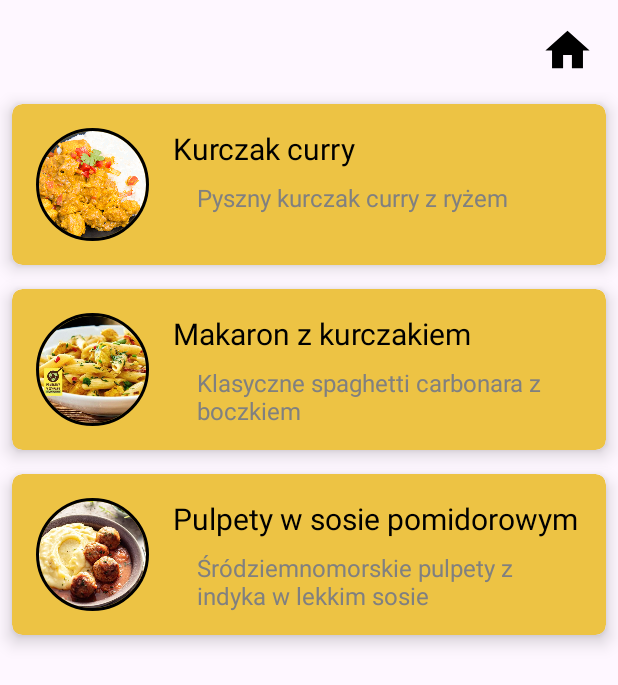
After one commit to rutkowsm/bmi_calculator, an Android app: the RecipeActivity screen opened directly, with no data from a screen before it, on a phone screen of 412 x 824 dp. The commit adds this screen. Shown: the top 685 px of the screen. Run offline under Robolectric (Android 15) with nearby library versions, the phone set to English and light mode, and no system bars; our stand-ins replace CircleImageView.

Commit message:
Home buttons + recipe detals

```diff
--- a/app/build.gradle.kts
+++ b/app/build.gradle.kts
@@ -39,4 +39,5 @@ dependencies {
     testImplementation("junit:junit:4.13.2")
     androidTestImplementation("androidx.test.ext:junit:1.1.5")
     androidTestImplementation("androidx.test.espresso:espresso-core:3.5.1")
+    implementation("de.hdodenhof:circleimageview:3.1.0")
 }
--- a/app/src/main/AndroidManifest.xml
+++ b/app/src/main/AndroidManifest.xml
@@ -31,6 +31,11 @@
             android:name=".CaloryIntakeActivity"
             android:exported="true">
         </activity>
+        <activity
+            android:name=".RecipeActivity">
+        </activity>
+        <activity android:name=".RecipeDetailActivity" />
+
     </application>
 
 </manifest>
--- /dev/null
+++ b/app/src/main/java/com/example/bmi_calculator/Recipe.java
@@ -0,0 +1,18 @@
+package com.example.bmi_calculator;
+
+public class Recipe {
+    private String name;
+    private String description;
+    private int imageResourceId;
+
+    public Recipe(String name, String description, int imageResourceId) {
+        this.name = name;
+        this.description = description;
+        this.imageResourceId = imageResourceId;
+    }
+
+    // Getters
+    public String getName() { return name; }
+    public String getDescription() { return description; }
+    public int getImageResourceId() { return imageResourceId; }
+}
--- /dev/null
+++ b/app/src/main/java/com/example/bmi_calculator/RecipeActivity.java
@@ -0,0 +1,42 @@
+package com.example.bmi_calculator;
+
+import android.content.Intent;
+import android.os.Bundle;
+import androidx.appcompat.app.AppCompatActivity;
+import androidx.recyclerview.widget.LinearLayoutManager;
+import androidx.recyclerview.widget.RecyclerView;
+import java.util.ArrayList;
+import java.util.List;
+
+public class RecipeActivity extends AppCompatActivity {
+
+    private RecyclerView recyclerView;
+    private RecipeAdapter adapter;
+    private List<Recipe> recipesList;
+
+    @Override
+    protected void onCreate(Bundle savedInstanceState) {
+        super.onCreate(savedInstanceState);
+        setContentView(R.layout.activity_recipies);
+
+        recyclerView = findViewById(R.id.recycler_view_recipies);
+        recyclerView.setLayoutManager(new LinearLayoutManager(this));
+
+        // Inicjalizacja listy przepisów
+        recipesList = new ArrayList<>();
+        recipesList.add(new Recipe("Kurczak curry", "Pyszny kurczak curry z ryżem", R.drawable.kurczak));
+        recipesList.add(new Recipe("Makaron z kurczakiem", "Klasyczne spaghetti carbonara z boczkiem", R.drawable.makaron));
+        recipesList.add(new Recipe("Pulpety w sosie pomidorowym", "Śródziemnomorskie pulpety z indyka w lekkim sosie", R.drawable.pulpety));
+
+        adapter = new RecipeAdapter(this, recipesList, position -> {
+            Recipe clickedRecipe = recipesList.get(position);
+
+            Intent intent = new Intent(RecipeActivity.this, RecipeDetailActivity.class);
+            intent.putExtra("recipeName", clickedRecipe.getName());
+            intent.putExtra("recipeDescription", clickedRecipe.getDescription());
+            intent.putExtra("recipeImageId", clickedRecipe.getImageResourceId());
+            startActivity(intent);
+        });
+        recyclerView.setAdapter(adapter);
+    }
+}
--- /dev/null
+++ b/app/src/main/java/com/example/bmi_calculator/RecipeAdapter.java
@@ -0,0 +1,67 @@
+package com.example.bmi_calculator;
+
+import android.content.Context;
+import android.view.LayoutInflater;
+import android.view.View;
+import android.view.ViewGroup;
+import android.widget.ImageView;
+import android.widget.TextView;
+import androidx.recyclerview.widget.RecyclerView;
+import java.util.List;
+
+public class RecipeAdapter extends RecyclerView.Adapter<RecipeAdapter.RecipeViewHolder> {
+    private Context context;
+    private List<Recipe> recipes;
+    private OnRecipeListener onRecipeListener;
+
+    public RecipeAdapter(Context context, List<Recipe> recipes, OnRecipeListener onRecipeListener) {
+        this.context = context;
+        this.recipes = recipes;
+        this.onRecipeListener = onRecipeListener;
+    }
+
+    @Override
+    public RecipeViewHolder onCreateViewHolder(ViewGroup parent, int viewType) {
+        View view = LayoutInflater.from(context).inflate(R.layout.card_design, parent, false);
+        return new RecipeViewHolder(view, onRecipeListener);
+    }
+
+    @Override
+    public void onBindViewHolder(RecipeViewHolder holder, int position) {
+        Recipe recipe = recipes.get(position);
+        holder.textViewCountryName.setText(recipe.getName());
+        holder.textViewDetail.setText(recipe.getDescription());
+        holder.imageView.setImageResource(recipe.getImageResourceId());
+    }
+
+    @Override
+    public int getItemCount() {
+        return recipes.size();
+    }
+
+    // Definicja klasy ViewHolder
+    public class RecipeViewHolder extends RecyclerView.ViewHolder implements View.OnClickListener {
+        public TextView textViewCountryName, textViewDetail;
+        public ImageView imageView;
+        OnRecipeListener onRecipeListener;
+
+        public RecipeViewHolder(View itemView, OnRecipeListener onRecipeListener) {
+            super(itemView);
+            textViewCountryName = itemView.findViewById(R.id.textViewCountryName);
+            textViewDetail = itemView.findViewById(R.id.textViewDetail);
+            imageView = itemView.findViewById(R.id.imageView);
+            this.onRecipeListener = onRecipeListener;
+
+            itemView.setOnClickListener(this);
+        }
+
+        @Override
+        public void onClick(View view) {
+            onRecipeListener.onRecipeClick(getAdapterPosition());
+        }
+    }
+
+    public interface OnRecipeListener {
+        void onRecipeClick(int position);
+    }
+}
--- /dev/null
+++ b/app/src/main/res/layout/activity_recipies.xml
@@ -0,0 +1,32 @@
+<?xml version="1.0" encoding="utf-8"?>
+<androidx.constraintlayout.widget.ConstraintLayout xmlns:android="http://schemas.android.com/apk/res/android"
+    xmlns:app="http://schemas.android.com/apk/res-auto"
+    xmlns:tools="http://schemas.android.com/tools"
+    android:layout_width="match_parent"
+    android:layout_height="match_parent"
+    tools:context=".RecipeActivity">
+
+    <ImageView
+        android:id="@+id/homeImg"
+        android:layout_width="35dp"
+        android:layout_height="35dp"
+        android:layout_marginTop="16dp"
+        android:layout_marginEnd="16dp"
+        android:src="@drawable/baseline_home_24"
+        app:layout_constraintEnd_toEndOf="parent"
+        app:layout_constraintTop_toTopOf="parent" />
+
+    <androidx.recyclerview.widget.RecyclerView
+        android:id="@+id/recycler_view_recipies"
+        android:layout_width="match_parent"
+        android:layout_height="0dp"
+        android:layout_marginTop="10dp"
+        app:layout_constraintBottom_toBottomOf="parent"
+        app:layout_constraintTop_toBottomOf="@+id/homeImg"
+        app:layout_constraintVertical_bias="1.0"
+        tools:layout_editor_absoluteX="0dp"
+        tools:listitem="@layout/card_design" />
+
+    <!-- Możesz dodać inne elementy UI, jeśli są potrzebne -->
+
+</androidx.constraintlayout.widget.ConstraintLayout>
--- /dev/null
+++ b/app/src/main/res/layout/card_design.xml
@@ -0,0 +1,59 @@
+<?xml version="1.0" encoding="utf-8"?>
+<androidx.cardview.widget.CardView xmlns:android="http://schemas.android.com/apk/res/android"
+    xmlns:app="http://schemas.android.com/apk/res-auto"
+    xmlns:tools="http://schemas.android.com/tools"
+    android:layout_width="match_parent"
+    android:layout_height="wrap_content"
+    android:layout_margin="8dp"
+    android:backgroundTint="#EDC344"
+    app:cardCornerRadius="7dp"
+    app:cardElevation="7dp"
+    tools:context=".RecipesActivity">
+
+    <androidx.constraintlayout.widget.ConstraintLayout
+        android:layout_width="match_parent"
+        android:layout_height="wrap_content">
+
+        <de.hdodenhof.circleimageview.CircleImageView
+            android:id="@+id/imageView"
+            android:layout_width="75dp"
+            android:layout_height="75dp"
+            android:layout_marginStart="16dp"
+            android:layout_marginTop="16dp"
+            android:layout_marginBottom="16dp"
+            android:src="@drawable/kurczak"
+            app:civ_border_color="#FF000000"
+            app:civ_border_width="2dp"
+            app:layout_constraintStart_toStartOf="parent"
+            app:layout_constraintTop_toTopOf="parent"
+            app:layout_constraintBottom_toBottomOf="parent" />
+
+        <TextView
+            android:id="@+id/textViewCountryName"
+            android:layout_width="0dp"
+            android:layout_height="wrap_content"
+            android:layout_marginStart="16dp"
+            android:layout_marginEnd="16dp"
+            android:text="Recipe Title"
+            android:textColor="#000000"
+            android:textSize="20sp"
+            app:layout_constraintStart_toEndOf="@id/imageView"
+            app:layout_constraintEnd_toEndOf="parent"
+            app:layout_constraintTop_toTopOf="@id/imageView" />
+
+        <TextView
+            android:id="@+id/textViewDetail"
+            android:layout_width="0dp"
+            android:layout_height="wrap_content"
+            android:layout_marginStart="16dp"
+            android:layout_marginEnd="16dp"
+            android:layout_marginTop="8dp"
+            android:text="Recipe Details"
+            android:textColor="#808080"
+            android:textSize="16sp"
+            app:layout_constraintStart_toStartOf="@id/textViewCountryName"
+            app:layout_constraintEnd_toEndOf="@id/textViewCountryName"
+            app:layout_constraintTop_toBottomOf="@id/textViewCountryName" />
+
+    </androidx.constraintlayout.widget.ConstraintLayout>
+</androidx.cardview.widget.CardView>
```
Also changed, not shown: app/src/main/java/com/example/bmi_calculator/CaloryIntakeActivity.java (+11 -1 lines), app/src/main/java/com/example/bmi_calculator/RecipeDetailActivity.java (added, +39 -0 lines), app/src/main/res/layout/activity_recipe_details.xml (added, +51 -0 lines), app/src/main/res/layout/calory_intake.xml (+8 -0 lines), app/src/main/res/drawable/kurczak.png (added), app/src/main/res/drawable/makaron.jpg (added), app/src/main/res/drawable/pulpety.jpg (added).
